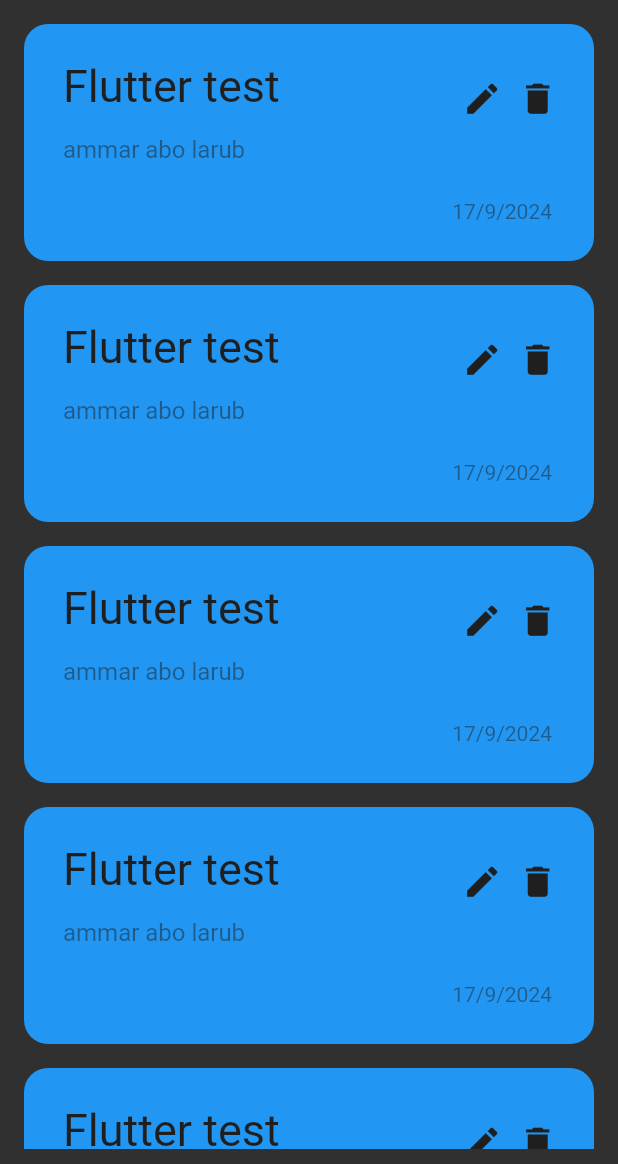
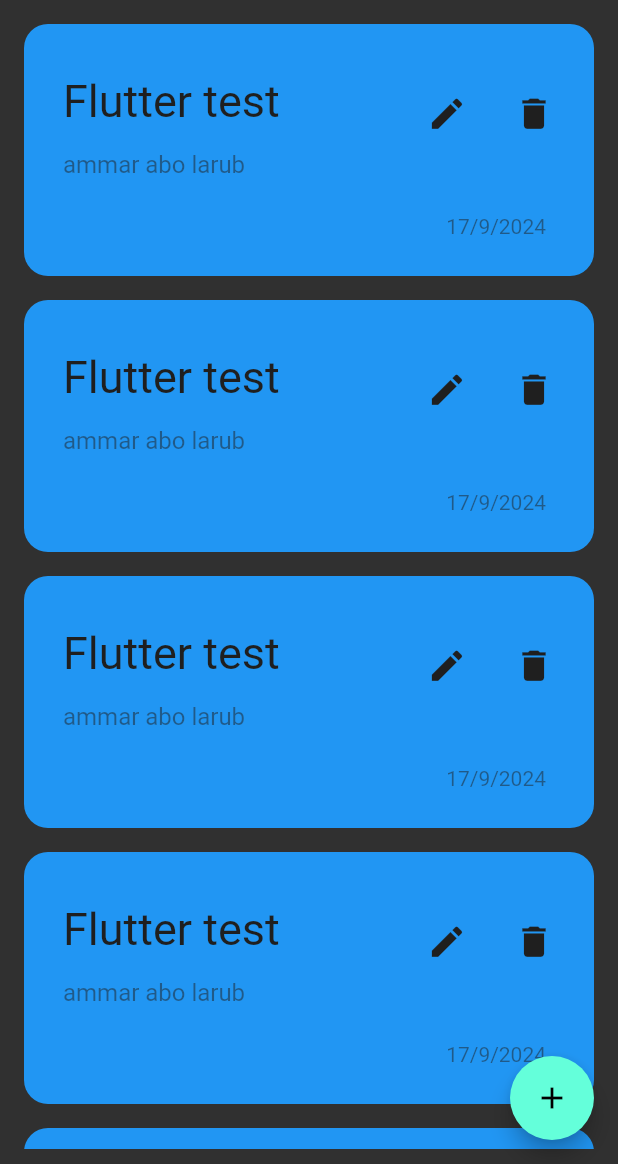
Before and after one commit to ammaraboalrub3/note_app, a Flutter app: the screen it shows after launch, on a phone screen of 412 x 824 dp, the part 72-1236 px from its top. Run offline on Flutter 3.47's test engine with Material 2 defaults, Android fonts, the phone set to English and light mode, and no system bars.

Commit message:
create FloatingActionButton and create CustomSheetItems widget

```diff
--- a/lib/view/note_body_view.dart
+++ b/lib/view/note_body_view.dart
@@ -1,8 +1,7 @@
 import 'package:flutter/material.dart';
-import 'package:note_application/widget/Custom_note_item_builder.dart';
+import 'package:note_application/widget/custom_sheet_items.dart';
 
-import '../widget/custom_icon_appBar.dart';
-import '../widget/custom_text_appBar.dart';
+import '../widget/note_body_view_extract.dart';
 
 class NoteBodyView extends StatelessWidget {
   const NoteBodyView({super.key});
@@ -11,29 +10,21 @@ class NoteBodyView extends StatelessWidget {
 
   @override
   Widget build(BuildContext context) {
-    return const Scaffold(
-      body: SafeArea(
+    return Scaffold(
+      floatingActionButton: FloatingActionButton(
+          child: const Icon(Icons.add),
+          onPressed: () {
+            showModalBottomSheet(
+                isScrollControlled: false,
+                context: context,
+                builder: (context) {
+                  return const CustomSheetItems();
+                });
+          }),
+      body: const SafeArea(
         child: Padding(
           padding: EdgeInsets.symmetric(horizontal: 16, vertical: 10),
-          child: Column(
-            children: [
-              Row(
-                mainAxisAlignment: MainAxisAlignment.spaceBetween,
-                children: [
-                  CustomTextAppBar(
-                    text: "Notes",
-                  ),
-                  CustomIconAppBar(
-                    icon: Icons.search,
-                  ),
-                ],
-              ),
-              SizedBox(
-                height: 16,
-              ),
-              Expanded(child: CustomNoteItemBuilder()),
-            ],
-          ),
+          child: NoteBodyViewExtract(),
         ),
       ),
     );
--- a/lib/widget/custom_note_item.dart
+++ b/lib/widget/custom_note_item.dart
@@ -21,10 +21,10 @@ class CustomNoteItem extends StatelessWidget {
               height: 20,
             ),
             Padding(
-              padding: const EdgeInsets.only(left: 10, right: 8),
+              padding: const EdgeInsets.only(left: 10),
               child: ListTile(
                   title: Padding(
-                    padding: const EdgeInsets.only(bottom: 15),
+                    padding: const EdgeInsets.only(bottom: 15, top: 10),
                     child: Text(
                       "Flutter test",
                       style: TextStyle(color: kColor, fontSize: 30),
@@ -38,24 +38,32 @@ class CustomNoteItem extends StatelessWidget {
                   trailing: Row(
                     mainAxisSize: MainAxisSize.min,
                     children: [
-                      Icon(
-                        Icons.edit,
+                      IconButton(
+                        padding: EdgeInsets.zero,
+                        onPressed: () {},
+                        icon: (const Icon(
+                          Icons.edit,
+                          size: 27,
+                        )),
                         color: kColor,
-                        size: 27,
                       ),
                       const SizedBox(
                         width: 10,
                       ),
-                      Icon(
-                        Icons.delete,
+                      IconButton(
+                        padding: EdgeInsets.zero,
+                        onPressed: () {},
+                        icon: (const Icon(
+                          Icons.delete,
+                          size: 27,
+                        )),
                         color: kColor,
-                        size: 27,
                       ),
                     ],
                   )),
             ),
             Padding(
-              padding: const EdgeInsets.only(right: 28, top: 20),
+              padding: const EdgeInsets.only(right: 32, top: 20),
               child: Text(
                 "17/9/2024",
                 style: TextStyle(color: kColor.withOpacity(0.5), fontSize: 14),
--- /dev/null
+++ b/lib/widget/custom_sheet_items.dart
@@ -0,0 +1,10 @@
+import 'package:flutter/material.dart';
+
+class CustomSheetItems extends StatelessWidget {
+  const CustomSheetItems({super.key});
+
+  @override
+  Widget build(BuildContext context) {
+    return Container();
+  }
+}
--- /dev/null
+++ b/lib/widget/note_body_view_extract.dart
@@ -0,0 +1,34 @@
+import 'package:flutter/material.dart';
+
+import 'Custom_note_item_builder.dart';
+import 'custom_icon_appBar.dart';
+import 'custom_text_appBar.dart';
+
+class NoteBodyViewExtract extends StatelessWidget {
+  const NoteBodyViewExtract({
+    super.key,
+  });
+
+  @override
+  Widget build(BuildContext context) {
+    return const Column(
+      children: [
+        Row(
+          mainAxisAlignment: MainAxisAlignment.spaceBetween,
+          children: [
+            CustomTextAppBar(
+              text: "Notes",
+            ),
+            CustomIconAppBar(
+              icon: Icons.search,
+            ),
+          ],
+        ),
+        SizedBox(
+          height: 16,
+        ),
+        Expanded(child: CustomNoteItemBuilder()),
+      ],
+    );
+  }
+}
```
